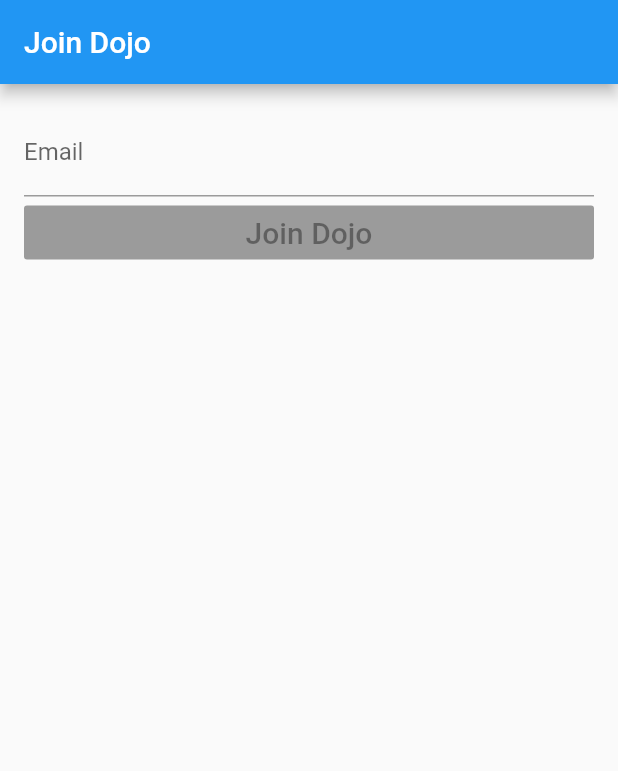
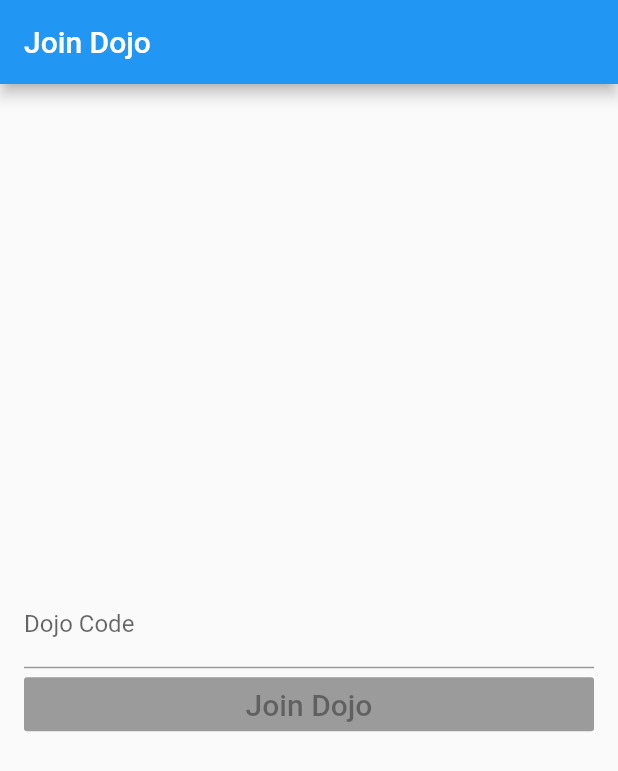
Before and after one commit to max-zaremba/Kokushi-Connect, a Flutter app: the JoinDojoPage screen opened directly, on a phone screen of 412 x 824 dp. Shown: the top 771 px of the screen. Run offline on Flutter 3.47's test engine with Material 2 defaults, Android fonts, the phone set to English and light mode, and no system bars; our stand-ins replace cloud_firestore, datetime_picker_formfield, firebase_auth; accounts and stored records are empty.

Commit message:
Dojo page

```diff
--- a/lib/join_dojo_page.dart
+++ b/lib/join_dojo_page.dart
@@ -25,10 +25,11 @@ class _JoinDojoPageState extends State<JoinDojoPage> {
             key: formKey,
             child: Column(
                 crossAxisAlignment: CrossAxisAlignment.stretch,
+                mainAxisAlignment: MainAxisAlignment.center,
                 children: [
                   TextFormField(
-                    decoration: InputDecoration(labelText: 'Email'),
-                    validator: (value) => value.isEmpty? 'Email can\'t be empty' : null,
+                    decoration: InputDecoration(labelText: 'Dojo Code'),
+                    validator: (value) => value.isEmpty? 'Dojo Code can\'t be empty' : null,
                     onSaved: (value) => _dojoCode = value,
                   ),
 
```
Also changed, not shown: lib/create_dojo_page.dart (+31 -2 lines).
